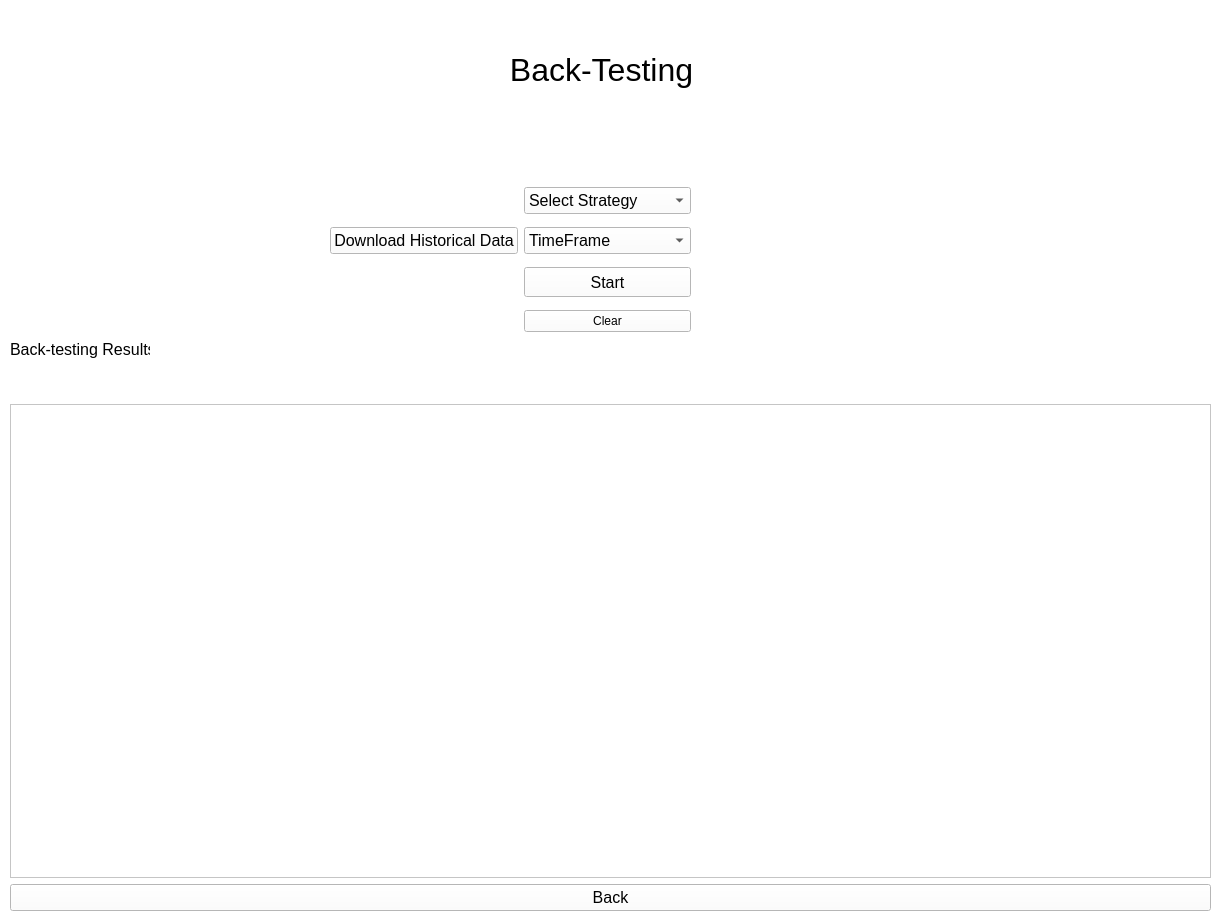
Before: the Qt Designer form freqtrade/GUI/backtesting.ui in Sypers/SeniorProject, drawn with Qt 5.
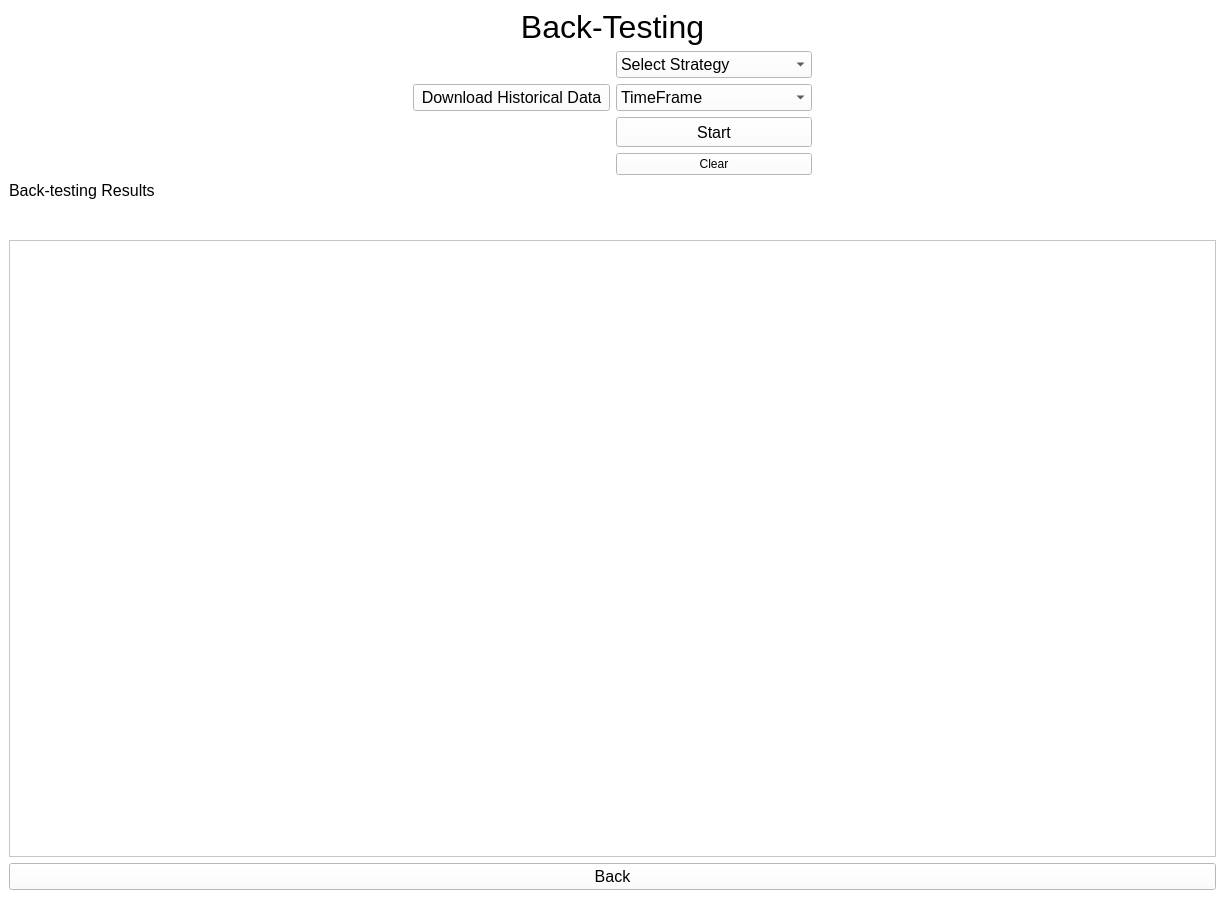
After: the same form once the commit is applied.

Patch:
```diff
--- a/freqtrade/GUI/backtesting.ui
+++ b/freqtrade/GUI/backtesting.ui
@@ -6,8 +6,8 @@
    <rect>
     <x>0</x>
     <y>0</y>
-    <width>1226</width>
-    <height>924</height>
+    <width>1225</width>
+    <height>899</height>
    </rect>
   </property>
   <property name="windowTitle">
@@ -17,36 +17,9 @@
    <string notr="true">background-color: rgb(255, 255, 255);</string>
   </property>
   <widget class="QWidget" name="centralwidget">
-   <widget class="QLabel" name="label">
-    <property name="geometry">
-     <rect>
-      <x>510</x>
-      <y>50</y>
-      <width>183</width>
-      <height>39</height>
-     </rect>
-    </property>
-    <property name="font">
-     <font>
-      <pointsize>24</pointsize>
-     </font>
-    </property>
-    <property name="text">
-     <string>Back-Testing</string>
-    </property>
-    <property name="alignment">
-     <set>Qt::AlignCenter</set>
-    </property>
-   </widget>
+   <layout class="QGridLayout" name="gridLayout_2">
+    <item row="3" column="0">
    <widget class="QLabel" name="label_6">
-    <property name="geometry">
-     <rect>
-      <x>10</x>
-      <y>340</y>
-      <width>140</width>
-      <height>19</height>
-     </rect>
-    </property>
     <property name="font">
      <font>
       <pointsize>12</pointsize>
@@ -56,15 +29,128 @@
      <string>Back-testing Results</string>
     </property>
    </widget>
-   <widget class="QWidget" name="layoutWidget">
-    <property name="geometry">
-     <rect>
-      <x>10</x>
-      <y>370</y>
-      <width>1201</width>
-      <height>541</height>
-     </rect>
-    </property>
+    </item>
+    <item row="1" column="1">
+     <layout class="QGridLayout" name="gridLayout">
+      <item row="1" column="0">
+       <widget class="QPushButton" name="download_data">
+        <property name="font">
+         <font>
+          <pointsize>12</pointsize>
+         </font>
+        </property>
+        <property name="text">
+         <string>Download Historical Data</string>
+        </property>
+       </widget>
+      </item>
+      <item row="3" column="1">
+       <widget class="QPushButton" name="clear">
+        <property name="styleSheet">
+         <string notr="true">font: 12pt &quot;MS Shell Dlg 2&quot;;</string>
+        </property>
+        <property name="text">
+         <string>Clear</string>
+        </property>
+       </widget>
+      </item>
+      <item row="1" column="1">
+       <widget class="QComboBox" name="comboBox_2">
+        <property name="font">
+         <font>
+          <pointsize>12</pointsize>
+         </font>
+        </property>
+        <property name="toolTip">
+         <string>choose time frame to download old data for pairs saved in configuration</string>
+        </property>
+        <item>
+         <property name="text">
+          <string>TimeFrame</string>
+         </property>
+        </item>
+        <item>
+         <property name="text">
+          <string>1d</string>
+         </property>
+        </item>
+        <item>
+         <property name="text">
+          <string>4h</string>
+         </property>
+        </item>
+        <item>
+         <property name="text">
+          <string>1h</string>
+         </property>
+        </item>
+        <item>
+         <property name="text">
+          <string>15m</string>
+         </property>
+        </item>
+        <item>
+         <property name="text">
+          <string>5m</string>
+         </property>
+        </item>
+        <item>
+         <property name="text">
+          <string>1m</string>
+         </property>
+        </item>
+       </widget>
+      </item>
+      <item row="0" column="1">
+       <widget class="QComboBox" name="comboBox">
+        <property name="font">
+         <font>
+          <pointsize>12</pointsize>
+         </font>
+        </property>
+        <item>
+         <property name="text">
+          <string>Select Strategy</string>
+         </property>
+        </item>
+        <item>
+         <property name="text">
+          <string>Long-term</string>
+         </property>
+        </item>
+        <item>
+         <property name="text">
+          <string>Medium-term</string>
+         </property>
+        </item>
+        <item>
+         <property name="text">
+          <string>Short-term</string>
+         </property>
+        </item>
+       </widget>
+      </item>
+      <item row="2" column="1">
+       <widget class="QPushButton" name="start">
+        <property name="minimumSize">
+         <size>
+          <width>0</width>
+          <height>30</height>
+         </size>
+        </property>
+        <property name="font">
+         <font>
+          <pointsize>12</pointsize>
+         </font>
+        </property>
+        <property name="text">
+         <string>Start</string>
+        </property>
+       </widget>
+      </item>
+     </layout>
+    </item>
+    <item row="4" column="0" colspan="3">
     <layout class="QVBoxLayout" name="verticalLayout">
      <item>
       <widget class="QLabel" name="errorL">
@@ -132,135 +218,23 @@
       </widget>
      </item>
     </layout>
-   </widget>
-   <widget class="QWidget" name="layoutWidget">
-    <property name="geometry">
-     <rect>
-      <x>330</x>
-      <y>180</y>
-      <width>361</width>
-      <height>161</height>
-     </rect>
-    </property>
-    <layout class="QGridLayout" name="gridLayout">
+    </item>
      <item row="0" column="1">
-      <widget class="QComboBox" name="comboBox">
+     <widget class="QLabel" name="label">
        <property name="font">
         <font>
-         <pointsize>12</pointsize>
-        </font>
-       </property>
-       <item>
+        <pointsize>24</pointsize>
+       </font>
+      </property>
         <property name="text">
-         <string>Select Strategy</string>
-        </property>
-       </item>
-       <item>
-        <property name="text">
-         <string>Long-term</string>
-        </property>
-       </item>
-       <item>
-        <property name="text">
-         <string>Medium-term</string>
-        </property>
-       </item>
-       <item>
-        <property name="text">
-         <string>Short-term</string>
-        </property>
-       </item>
-      </widget>
-     </item>
-     <item row="2" column="1">
-      <widget class="QPushButton" name="start">
-       <property name="minimumSize">
-        <size>
-         <width>0</width>
-         <height>30</height>
-        </size>
-       </property>
-       <property name="font">
-        <font>
-         <pointsize>12</pointsize>
-        </font>
-       </property>
-       <property name="text">
-        <string>Start</string>
-       </property>
-      </widget>
-     </item>
-     <item row="1" column="0">
-      <widget class="QPushButton" name="download_data">
-       <property name="font">
-        <font>
-         <pointsize>12</pointsize>
-        </font>
-       </property>
-       <property name="text">
-        <string>Download Historical Data</string>
-       </property>
-      </widget>
-     </item>
-     <item row="1" column="1">
-      <widget class="QComboBox" name="comboBox_2">
-       <property name="font">
-        <font>
-         <pointsize>12</pointsize>
-        </font>
-       </property>
-       <property name="toolTip">
-        <string>choose time frame to download old data for pairs saved in configuration</string>
-       </property>
-       <item>
-        <property name="text">
-         <string>TimeFrame</string>
-        </property>
-       </item>
-       <item>
-        <property name="text">
-         <string>1d</string>
-        </property>
-       </item>
-       <item>
-        <property name="text">
-         <string>4h</string>
-        </property>
-       </item>
-       <item>
-        <property name="text">
-         <string>1h</string>
-        </property>
-       </item>
-       <item>
-        <property name="text">
-         <string>15m</string>
-        </property>
-       </item>
-       <item>
-        <property name="text">
-         <string>5m</string>
-        </property>
-       </item>
-       <item>
-        <property name="text">
-         <string>1m</string>
-        </property>
-       </item>
-      </widget>
-     </item>
-     <item row="3" column="1">
-      <widget class="QPushButton" name="clear">
-       <property name="styleSheet">
-        <string notr="true">font: 12pt &quot;MS Shell Dlg 2&quot;;</string>
-       </property>
-       <property name="text">
-        <string>Clear</string>
+       <string>Back-Testing</string>
+      </property>
+      <property name="alignment">
+       <set>Qt::AlignCenter</set>
        </property>
       </widget>
      </item>
     </layout>
-   </widget>
   </widget>
  </widget>
  <tabstops>
```
Lines whose indentation alone changed are shown as unchanged.
